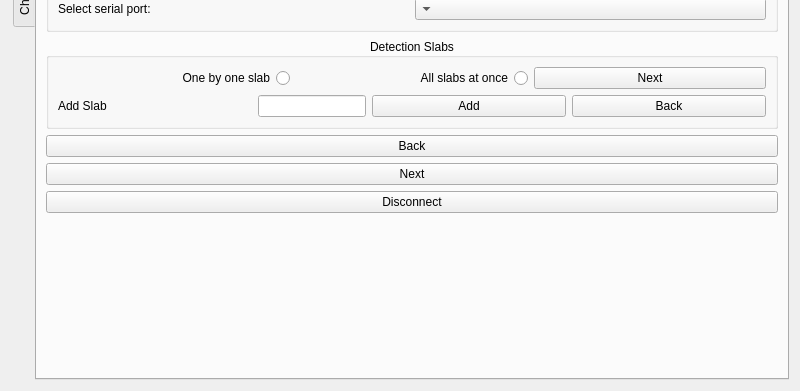
The window that widget.ui (MichalRK19780524/MCORD_GUI_CPP) describes before a commit, drawn with Qt 5; both pictures show x 0 to 800 and y 209 to 600 of the 800 by 600 pixel window.
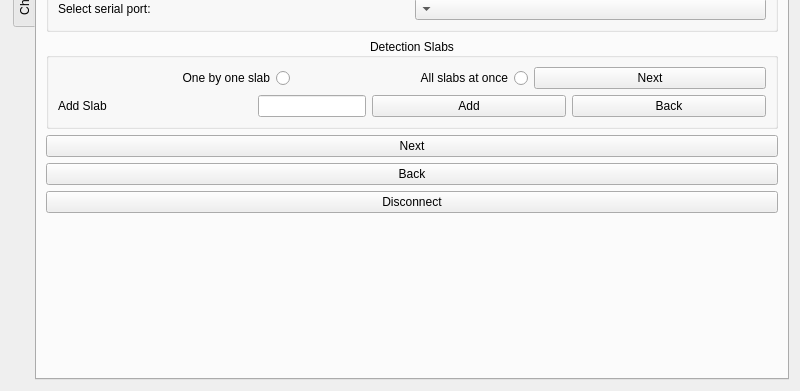
The same window after the commit.

Commit message: Added main window title and fix for "Next" event

The edit to the form file:
```diff
--- a/widget.ui
+++ b/widget.ui
@@ -215,16 +215,6 @@
            </layout>
           </widget>
          </item>
-         <item>
-          <widget class="QPushButton" name="pushButtonBack">
-           <property name="enabled">
-            <bool>true</bool>
-           </property>
-           <property name="text">
-            <string>Back</string>
-           </property>
-          </widget>
-         </item>
          <item>
           <widget class="QPushButton" name="pushButtonNext">
            <property name="sizePolicy">
@@ -238,6 +228,16 @@
            </property>
           </widget>
          </item>
+         <item>
+          <widget class="QPushButton" name="pushButtonBack">
+           <property name="enabled">
+            <bool>true</bool>
+           </property>
+           <property name="text">
+            <string>Back</string>
+           </property>
+          </widget>
+         </item>
          <item>
           <widget class="QPushButton" name="pushButtonDisconnect">
            <property name="text">
```
Left out of the diff: 2 changed lines with no effect on the pictures. The commit also changes 2 other files.
